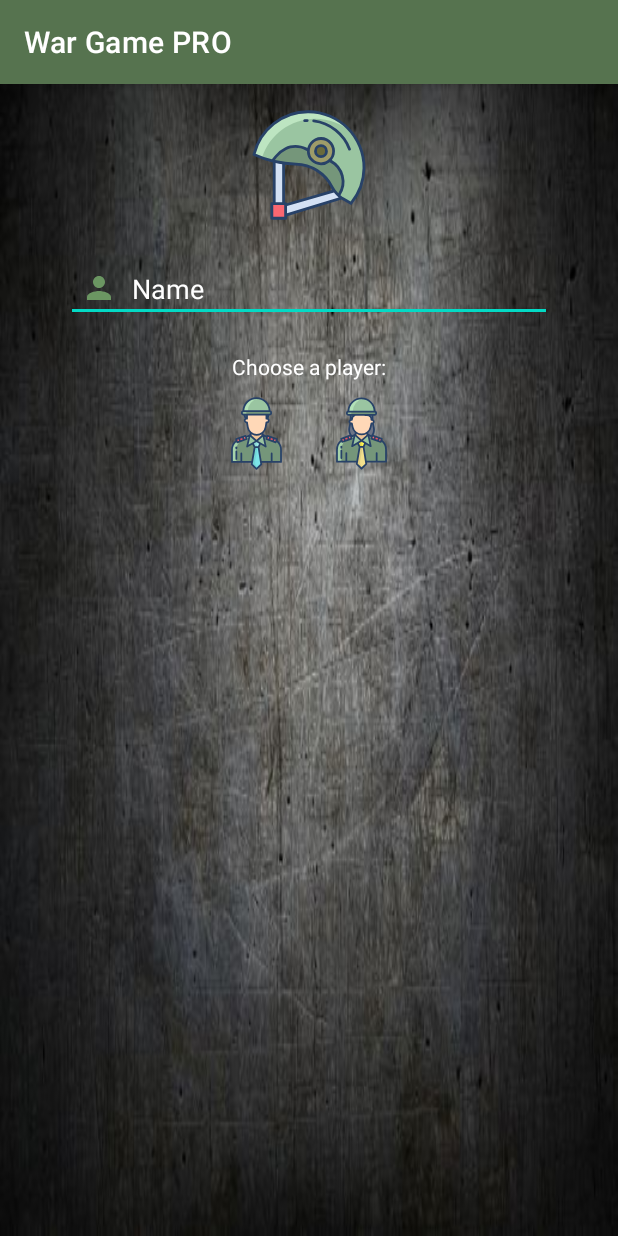
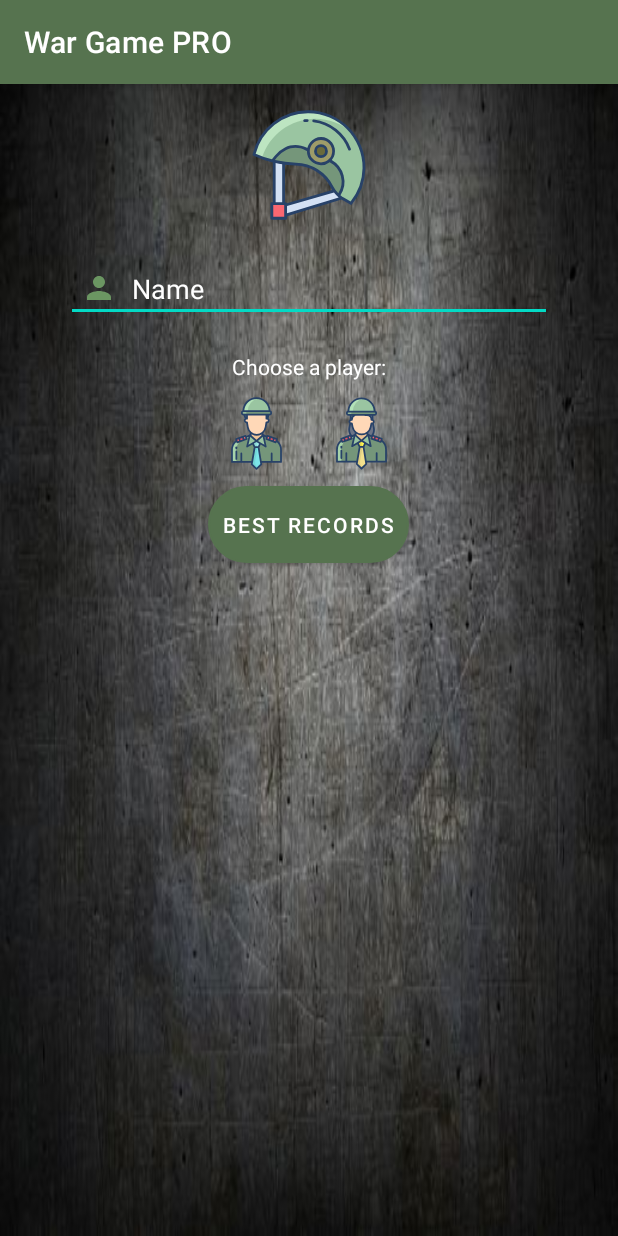
Before and after one commit to danielmar121/card_game_android, an Android app: the screen it shows after launch (WelcomePage), on a phone screen of 412 x 824 dp. Run offline under Robolectric (Android 15) with nearby library versions, the phone set to English and light mode, and no system bars.

Commit message:
Add record functionality

```diff
--- a/app/build.gradle
+++ b/app/build.gradle
@@ -33,6 +33,7 @@ dependencies {
     implementation 'androidx.appcompat:appcompat:1.2.0'
     implementation 'com.google.android.material:material:1.2.1'
     implementation 'androidx.constraintlayout:constraintlayout:2.0.4'
+    implementation 'com.google.code.gson:gson:2.8.6'
     testImplementation 'junit:junit:4.+'
     androidTestImplementation 'androidx.test.ext:junit:1.1.2'
     androidTestImplementation 'androidx.test.espresso:espresso-core:3.3.0'
--- a/app/src/main/AndroidManifest.xml
+++ b/app/src/main/AndroidManifest.xml
@@ -9,7 +9,7 @@
         android:roundIcon="@mipmap/ic_launcher_round"
         android:supportsRtl="true"
         android:theme="@style/Theme.Card_game_android">
-        <activity android:name=".RecordsPage"/>
+        <activity android:name=".RecordsPage" />
         <activity android:name=".WelcomePage">
             <intent-filter>
                 <action android:name="android.intent.action.MAIN" />
@@ -22,7 +22,7 @@
             android:screenOrientation="landscape" />
         <activity
             android:name=".MainActivity"
-            android:screenOrientation="landscape"/>
+            android:screenOrientation="landscape" />
     </application>
 
 </manifest>
--- a/app/src/main/java/com/daniel/card_game_android/WelcomePage.java
+++ b/app/src/main/java/com/daniel/card_game_android/WelcomePage.java
@@ -3,6 +3,7 @@ package com.daniel.card_game_android;
 import android.content.Intent;
 import android.os.Bundle;
 import android.view.View;
+import android.widget.Button;
 import android.widget.EditText;
 import android.widget.ImageButton;
 import android.widget.Toast;
@@ -10,8 +11,9 @@ import android.widget.Toast;
 import androidx.appcompat.app.AppCompatActivity;
 
 public class WelcomePage extends AppCompatActivity {
-    EditText login_INPT_name;
-    ImageButton login_BTN_boy, login_BTN_girl;
+    EditText welcome_INPT_name;
+    ImageButton welcome_BTN_boy, welcome_BTN_girl;
+    Button welcome_BTN_records;
 
     @Override
     protected void onCreate(Bundle savedInstanceState) {
@@ -23,29 +25,42 @@ public class WelcomePage extends AppCompatActivity {
     }
 
     private void findViews() {
-        login_INPT_name = findViewById(R.id.login_INPT_name);
-        login_BTN_boy = findViewById(R.id.login_BTN_boy);
-        login_BTN_girl = findViewById(R.id.login_BTN_girl);
+        welcome_INPT_name = findViewById(R.id.welcome_INPT_name);
+        welcome_BTN_boy = findViewById(R.id.welcome_BTN_boy);
+        welcome_BTN_girl = findViewById(R.id.welcome_BTN_girl);
+        welcome_BTN_records = findViewById(R.id.welcome_BTN_records);
     }
 
     private void initViews() {
-        login_BTN_boy.setOnClickListener(new View.OnClickListener() {
+        welcome_BTN_boy.setOnClickListener(new View.OnClickListener() {
             @Override
             public void onClick(View v) {
                 startGame("boy");
             }
         });
 
-        login_BTN_girl.setOnClickListener(new View.OnClickListener() {
+        welcome_BTN_girl.setOnClickListener(new View.OnClickListener() {
             @Override
             public void onClick(View v) {
                 startGame("girl");
             }
         });
+
+        welcome_BTN_records.setOnClickListener(new View.OnClickListener() {
+            @Override
+            public void onClick(View v) {
+                showRecords();
+            }
+        });
+    }
+
+    private void showRecords() {
+        Intent intent = new Intent(this, RecordsPage.class);
+        startActivity(intent);
     }
 
     private void startGame(String playerGander) {
-        String name = login_INPT_name.getText().toString();
+        String name = welcome_INPT_name.getText().toString();
         if (name.matches("")) {
             Toast.makeText(this, "You did not enter a name", Toast.LENGTH_SHORT).show();
             return;
--- /dev/null
+++ b/app/src/main/res/drawable/circle_corners_button.xml
@@ -0,0 +1,24 @@
+<?xml version="1.0" encoding="utf-8"?>
+<selector xmlns:android="http://schemas.android.com/apk/res/android">
+    <item android:state_pressed="true">
+        <shape android:shape="rectangle">
+            <corners android:radius="200dip" />
+            <stroke android:width="1dip" android:color="#5e7974" />
+            <gradient android:angle="-90" android:startColor="#345953" android:endColor="#689a92" />
+        </shape>
+    </item>
+    <item android:state_focused="true">
+        <shape android:shape="rectangle">
+            <corners android:radius="200dip" />
+            <stroke android:width="1dip" android:color="#5e7974" />
+            <solid android:color="#58857e" />
+        </shape>
+    </item>
+    <item>
+        <shape android:shape="rectangle">
+            <corners android:radius="200dip" />
+            <stroke android:width="1dip" android:color="#5e7974" />
+            <gradient android:angle="-90" android:startColor="@color/dark_green_700" android:endColor="@color/dark_green_500" />
+        </shape>
+    </item>
+</selector>
--- a/app/src/main/res/layout/activity_welcome_page.xml
+++ b/app/src/main/res/layout/activity_welcome_page.xml
@@ -30,7 +30,7 @@
             android:scaleType="centerInside" />
 
         <EditText
-            android:id="@+id/login_INPT_name"
+            android:id="@+id/welcome_INPT_name"
             android:layout_width="match_parent"
             android:layout_height="wrap_content"
             android:layout_marginVertical="10dp"
@@ -61,7 +61,7 @@
             android:layout_gravity="center">
 
             <ImageButton
-                android:id="@+id/login_BTN_boy"
+                android:id="@+id/welcome_BTN_boy"
                 android:layout_width="wrap_content"
                 android:layout_height="match_parent"
                 android:src="@drawable/player_boy"
@@ -71,7 +71,7 @@
                 android:scaleType="centerInside" />
 
             <ImageButton
-                android:id="@+id/login_BTN_girl"
+                android:id="@+id/welcome_BTN_girl"
                 android:layout_width="wrap_content"
                 android:layout_height="match_parent"
                 android:src="@drawable/player_girl"
@@ -82,6 +82,16 @@
 
         </LinearLayout>
 
+        <Button
+            android:id="@+id/welcome_BTN_records"
+            android:layout_width="wrap_content"
+            android:layout_height="wrap_content"
+            android:padding="10dp"
+            android:text="@string/records"
+            android:textColor="@color/white"
+            android:layout_gravity="center"
+            android:background="@drawable/circle_corners_button" />
+
     </LinearLayout>
 
 </RelativeLayout>
```
Also changed, not shown: app/src/main/java/com/daniel/card_game_android/Record.java (added, +68 -0 lines), app/src/main/java/com/daniel/card_game_android/RecordItemAdapter.java (added, +40 -0 lines), app/src/main/java/com/daniel/card_game_android/RecordsPage.java (+25 -25 lines), app/src/main/java/com/daniel/card_game_android/TopTenRecords.java (added, +45 -0 lines), app/src/main/java/com/daniel/card_game_android/WinnerPage.java (+39 -1 lines), app/src/main/res/layout/activity_records_page.xml (+5 -15 lines), app/src/main/res/layout/record_item.xml (added, +56 -0 lines).
